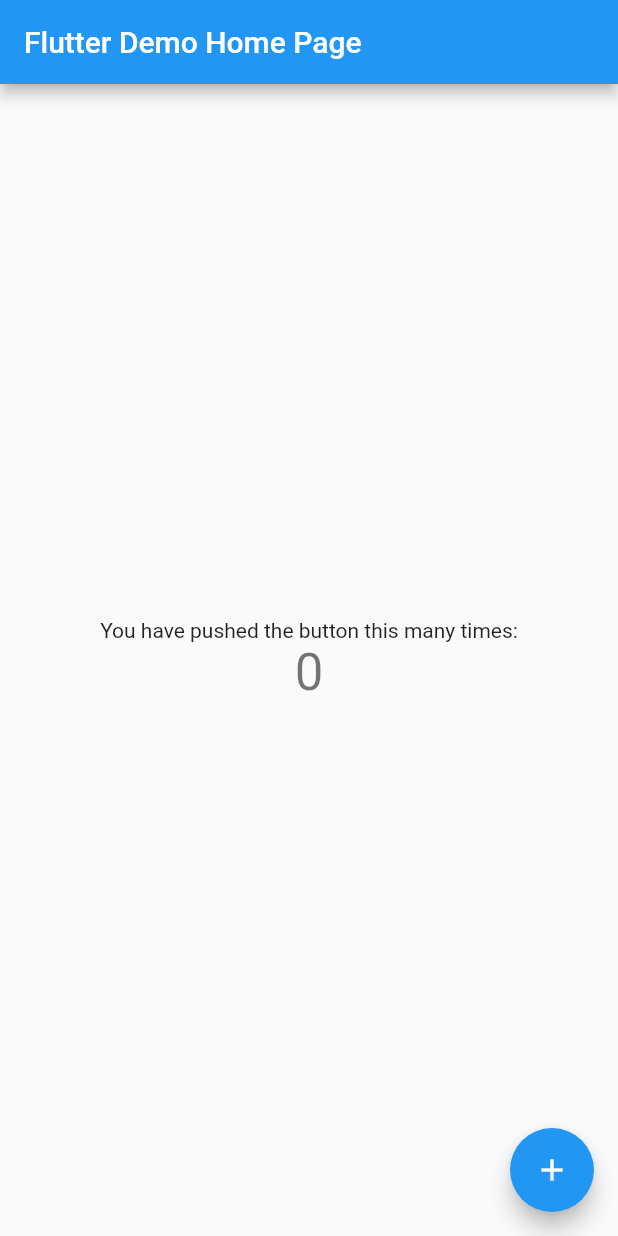
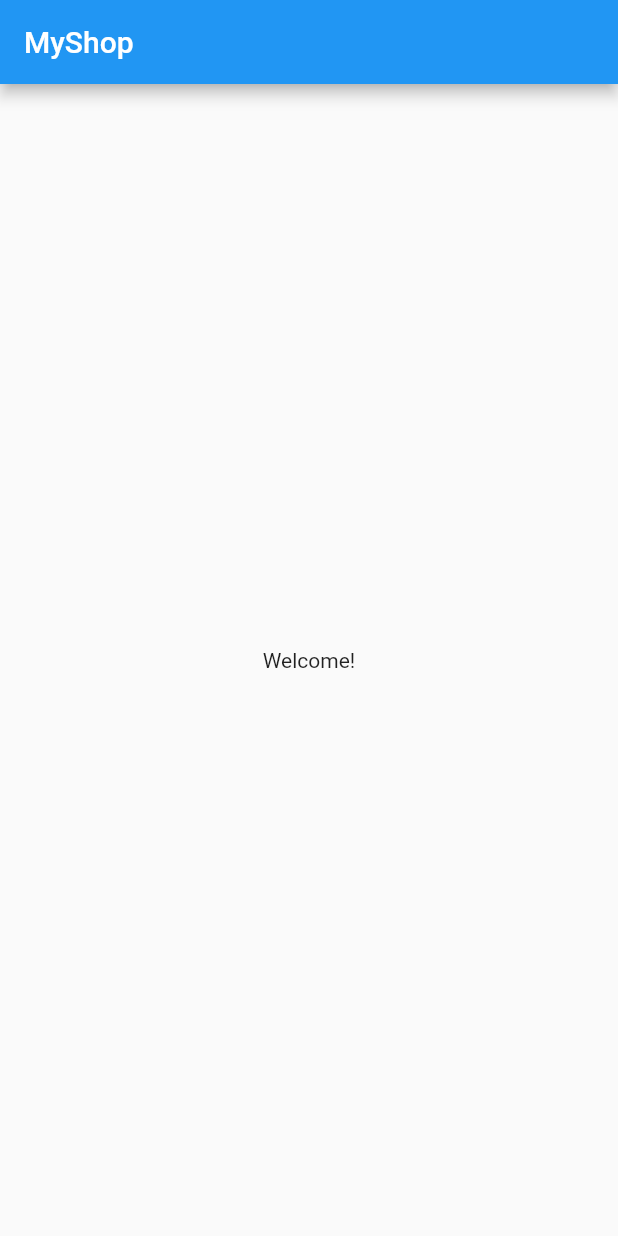
Before and after one commit to vicky5243/shop, a Flutter app: the screen it shows after launch, on a phone screen of 412 x 824 dp. Run offline on Flutter 3.47's test engine with Material 2 defaults, Android fonts, the phone set to English and light mode, and no system bars.

```diff
--- a/lib/main.dart
+++ b/lib/main.dart
@@ -11,105 +11,26 @@ class MyApp extends StatelessWidget {
   @override
   Widget build(BuildContext context) {
     return MaterialApp(
-      title: 'Flutter Demo',
+      title: 'MyShop',
       theme: ThemeData(
-        // This is the theme of your application.
-        //
-        // Try running your application with "flutter run". You'll see the
-        // application has a blue toolbar. Then, without quitting the app, try
-        // changing the primarySwatch below to Colors.green and then invoke
-        // "hot reload" (press "r" in the console where you ran "flutter run",
-        // or simply save your changes to "hot reload" in a Flutter IDE).
-        // Notice that the counter didn't reset back to zero; the application
-        // is not restarted.
         primarySwatch: Colors.blue,
       ),
-      home: const MyHomePage(title: 'Flutter Demo Home Page'),
+      home: const MyHomePage(title: 'MyShop'),
     );
   }
 }
 
-class MyHomePage extends StatefulWidget {
+class MyHomePage extends StatelessWidget {
   const MyHomePage({super.key, required this.title});
-
-  // This widget is the home page of your application. It is stateful, meaning
-  // that it has a State object (defined below) that contains fields that affect
-  // how it looks.
-
-  // This class is the configuration for the state. It holds the values (in this
-  // case the title) provided by the parent (in this case the App widget) and
-  // used by the build method of the State. Fields in a Widget subclass are
-  // always marked "final".
-
   final String title;
-
-  @override
-  State<MyHomePage> createState() => _MyHomePageState();
-}
-
-class _MyHomePageState extends State<MyHomePage> {
-  int _counter = 0;
-
-  void _incrementCounter() {
-    setState(() {
-      // This call to setState tells the Flutter framework that something has
-      // changed in this State, which causes it to rerun the build method below
-      // so that the display can reflect the updated values. If we changed
-      // _counter without calling setState(), then the build method would not be
-      // called again, and so nothing would appear to happen.
-      _counter++;
-    });
-  }
-
   @override
   Widget build(BuildContext context) {
-    // This method is rerun every time setState is called, for instance as done
-    // by the _incrementCounter method above.
-    //
-    // The Flutter framework has been optimized to make rerunning build methods
-    // fast, so that you can just rebuild anything that needs updating rather
-    // than having to individually change instances of widgets.
     return Scaffold(
-      appBar: AppBar(
-        // Here we take the value from the MyHomePage object that was created by
-        // the App.build method, and use it to set our appbar title.
-        title: Text(widget.title),
-      ),
-      body: Center(
-        // Center is a layout widget. It takes a single child and positions it
-        // in the middle of the parent.
-        child: Column(
-          // Column is also a layout widget. It takes a list of children and
-          // arranges them vertically. By default, it sizes itself to fit its
-          // children horizontally, and tries to be as tall as its parent.
-          //
-          // Invoke "debug painting" (press "p" in the console, choose the
-          // "Toggle Debug Paint" action from the Flutter Inspector in Android
-          // Studio, or the "Toggle Debug Paint" command in Visual Studio Code)
-          // to see the wireframe for each widget.
-          //
-          // Column has various properties to control how it sizes itself and
-          // how it positions its children. Here we use mainAxisAlignment to
-          // center the children vertically; the main axis here is the vertical
-          // axis because Columns are vertical (the cross axis would be
-          // horizontal).
-          mainAxisAlignment: MainAxisAlignment.center,
-          children: <Widget>[
-            const Text(
-              'You have pushed the button this many times:',
-            ),
-            Text(
-              '$_counter',
-              style: Theme.of(context).textTheme.headline4,
-            ),
-          ],
+        appBar: AppBar(
+          title: Text(title),
         ),
-      ),
-      floatingActionButton: FloatingActionButton(
-        onPressed: _incrementCounter,
-        tooltip: 'Increment',
-        child: const Icon(Icons.add),
-      ), // This trailing comma makes auto-formatting nicer for build methods.
-    );
+        body: const Center(
+          child: Text('Welcome!'),
+        ));
   }
 }
```
Also changed, not shown: lib/models/product.dart (added, +17 -0 lines), lib/screens/products_overview_screen.dart (added, +10 -0 lines).
